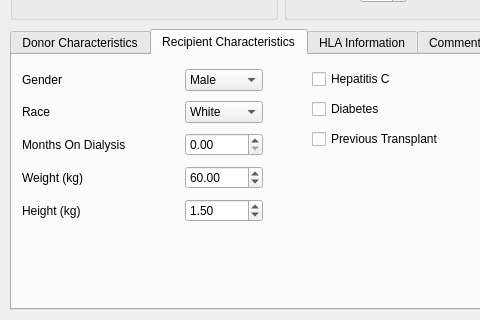
Old version of the form KPD GUI/PairDialog.ui in the repository mathieubray/KPDGUI; both pictures show x 0 to 480 and y 161 to 481 of the 691 by 481 pixel window.
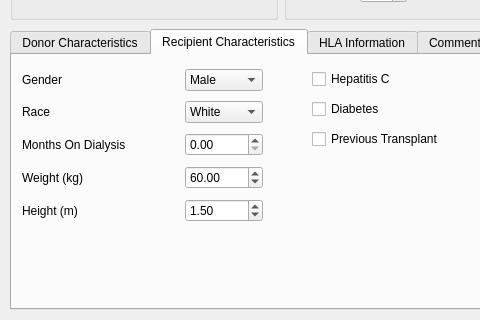
New version of the form. The open tabs and pages were chosen to show the change.

```diff
--- a/KPD GUI/PairDialog.ui
+++ b/KPD GUI/PairDialog.ui
@@ -169,7 +169,7 @@
       <item row="4" column="0">
        <widget class="QLabel" name="recipHeightLabel">
         <property name="text">
-         <string>Height (kg)</string>
+         <string>Height (m)</string>
         </property>
        </widget>
       </item>
```
